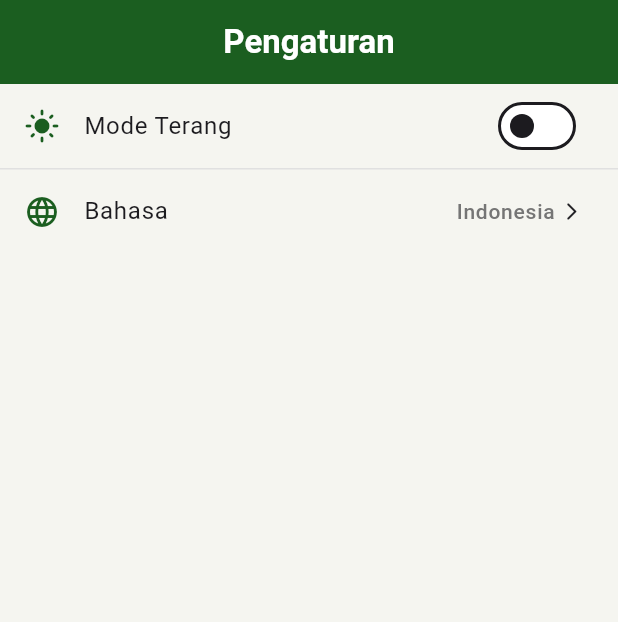
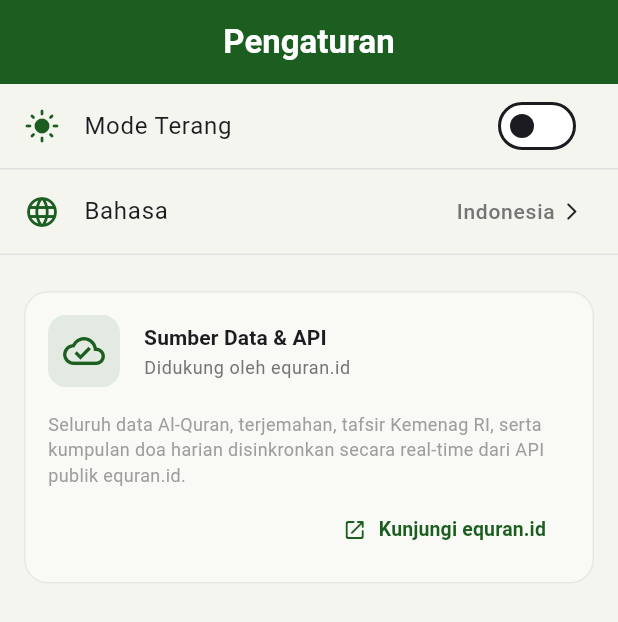
Before and after one commit to Udean777/equran-app, a Flutter app: the SettingsPage screen opened by its route, on a phone screen of 412 x 824 dp. Shown: the top 622 px of the screen. Run offline on Flutter 3.47's test engine with Material 3 defaults, Android fonts, the phone set to English and light mode, and no system bars; our stand-ins replace dio, equatable, flutter_bloc, fpdart, freezed_annotation, get_it and 5 more; missing offline and left inert: audio_session; accounts and stored records are empty; network calls fail.

```diff
--- a/lib/features/settings/presentation/pages/settings_page.dart
+++ b/lib/features/settings/presentation/pages/settings_page.dart
@@ -7,6 +7,7 @@ import 'package:equran_app/core/theme/cubit/theme_cubit.dart';
 import 'package:equran_app/l10n/app_localizations.dart';
 import 'package:flutter/material.dart';
 import 'package:flutter_bloc/flutter_bloc.dart';
+import 'package:url_launcher/url_launcher.dart';
 
 class SettingsPage extends StatelessWidget {
   const SettingsPage({super.key});
@@ -64,6 +65,122 @@ class SettingsPage extends StatelessWidget {
               onTap: () => _showLanguageSheet(context, langState),
             ),
           ),
+          const Divider(height: 1),
+          const SizedBox(height: AppDimens.spaceLG),
+          Card(
+            elevation: 0,
+            shape: RoundedRectangleBorder(
+              borderRadius: BorderRadius.circular(16),
+              side: BorderSide(
+                color: Theme.of(context).dividerColor.withValues(alpha: 0.08),
+              ),
+            ),
+            color: Theme.of(context).cardColor.withValues(alpha: 0.4),
+            margin: const EdgeInsets.symmetric(horizontal: AppDimens.spaceMD),
+            child: Padding(
+              padding: const EdgeInsets.all(AppDimens.spaceMD),
+              child: Column(
+                children: [
+                  Row(
+                    children: [
+                      Container(
+                        padding: const EdgeInsets.all(10),
+                        decoration: BoxDecoration(
+                          color: AppColors.primary.withValues(alpha: 0.1),
+                          borderRadius: BorderRadius.circular(12),
+                        ),
+                        child: const Icon(
+                          Icons.cloud_done_outlined,
+                          color: AppColors.primary,
+                          size: 28,
+                        ),
+                      ),
+                      const SizedBox(width: AppDimens.spaceMD),
+                      Expanded(
+                        child: Column(
+                          crossAxisAlignment: CrossAxisAlignment.start,
+                          children: [
+                            Text(
+                              'Sumber Data & API',
+                              style: Theme.of(context).textTheme.titleSmall
+                                  ?.copyWith(
+                                    fontWeight: FontWeight.bold,
+                                  ),
+                            ),
+                            const SizedBox(height: 2),
+                            Text(
+                              'Didukung oleh equran.id',
+                              style: Theme.of(context).textTheme.bodySmall
+                                  ?.copyWith(
+                                    color: Colors.grey[600],
+                                  ),
+                            ),
+                          ],
+                        ),
+                      ),
+                    ],
+                  ),
+                  const SizedBox(height: AppDimens.spaceMD),
+                  Text(
+                    'Seluruh data Al-Quran, terjemahan, tafsir Kemenag RI, serta kumpulan doa harian disinkronkan secara real-time dari API publik equran.id.',
+                    style: Theme.of(context).textTheme.bodyMedium?.copyWith(
+                      fontSize: 12,
+                      height: 1.4,
+                      color: Colors.grey[500],
+                    ),
+                  ),
+                  const SizedBox(height: AppDimens.spaceSM),
+                  Align(
+                    alignment: Alignment.centerRight,
+                    child: TextButton.icon(
+                      onPressed: () async {
+                        final url = Uri.parse('https://equran.id/');
+                        try {
+                          if (await canLaunchUrl(url)) {
+                            await launchUrl(
+                              url,
+                              mode: LaunchMode.externalApplication,
+                            );
+                          } else {
+                            if (context.mounted) {
+                              ScaffoldMessenger.of(context).showSnackBar(
+                                const SnackBar(
+                                  content: Text('Tidak dapat membuka tautan'),
+                                ),
+                              );
+                            }
+                          }
+                        } on Exception catch (_) {
+                          if (context.mounted) {
+                            ScaffoldMessenger.of(context).showSnackBar(
+                              const SnackBar(
+                                content: Text(
+                                  'Terjadi kesalahan saat membuka tautan',
+                                ),
+                              ),
+                            );
+                          }
+                        }
+                      },
+                      icon: const Icon(Icons.open_in_new_rounded, size: 16),
+                      label: const Text(
+                        'Kunjungi equran.id',
+                        style: TextStyle(
+                          fontWeight: FontWeight.bold,
+                          fontSize: 13,
+                        ),
+                      ),
+                      style: TextButton.styleFrom(
+                        foregroundColor: AppColors.primary,
+                        visualDensity: VisualDensity.compact,
+                      ),
+                    ),
+                  ),
+                ],
+              ),
+            ),
+          ),
+          const SizedBox(height: AppDimens.spaceXL),
         ],
       ),
     );
--- a/pubspec.yaml
+++ b/pubspec.yaml
@@ -28,6 +28,7 @@ dependencies:
   json_annotation: ^4.12.0
   just_audio: ^0.9.40
   path_provider: ^2.1.4
+  url_launcher: ^6.3.2
 
 dev_dependencies:
   bloc_test: ^10.0.0
```
Also changed, not shown: pubspec.lock, 5 other files.
